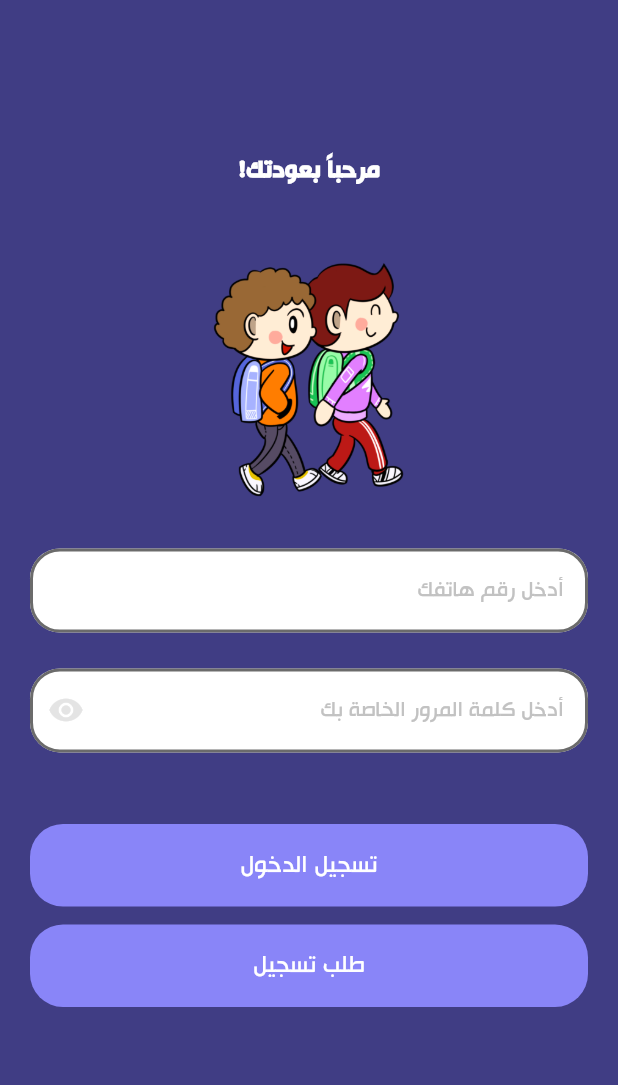
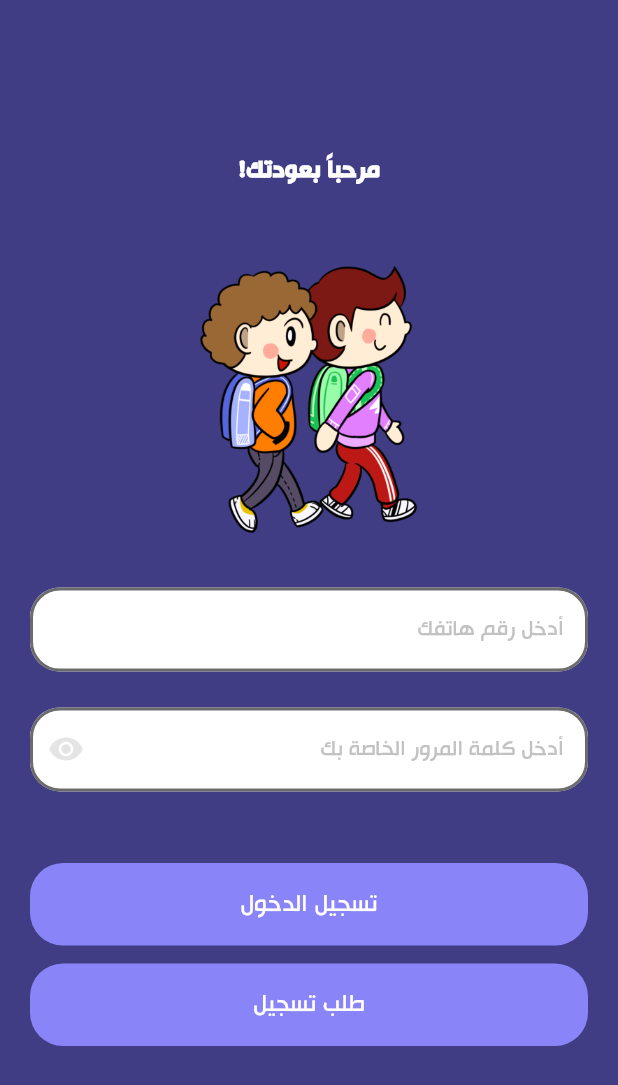
Before and after one commit to AliAlsaeed17/school_app, a Flutter app: the screen it shows after launch, on a phone screen of 412 x 824 dp. Shown: the top 1085 px of the screen. Run offline on Flutter 3.47's test engine with Material 2 defaults, Android fonts, the phone set to English and light mode, and no system bars; our stand-ins replace cached_network_image, dio, equatable, flutter_bloc, flutter_screenutil, font_awesome_flutter and 2 more.

Commit message:
Make screens more responsive

```diff
--- a/lib/view/auth/login/screens/login_screen.dart
+++ b/lib/view/auth/login/screens/login_screen.dart
@@ -36,7 +36,7 @@ class _LoginScreenState extends State<LoginScreen> {
       backgroundColor: Theme.of(context).colorScheme.background,
       body: SingleChildScrollView(
         child: Padding(
-          padding: const EdgeInsets.symmetric(horizontal: 20, vertical: 100),
+          padding: AppSizes.paddingH20V100,
           child: Column(
             children: [
               Text(
@@ -45,7 +45,7 @@ class _LoginScreenState extends State<LoginScreen> {
               ),
               const VerticalSizedBox(30),
               Container(
-                height: 180,
+                height: ResponsiveHelper.screenHeight(context) * .25,
                 decoration: const BoxDecoration(
                   image: DecorationImage(
                     image: AssetImage(AppImages.schoolSchildren),
--- a/lib/view/auth/register/screens/register_screen.dart
+++ b/lib/view/auth/register/screens/register_screen.dart
@@ -14,7 +14,7 @@ class _RegisterScreenState extends State<RegisterScreen> {
     return Scaffold(
       appBar: mainAppBar(title: 'تسجيل طالب في المدرسة', showDrawer: false),
       body: Padding(
-        padding: const EdgeInsets.all(15.0),
+        padding: AppSizes.padding15,
         child: SingleChildScrollView(
           child: Column(
             children: [
@@ -85,7 +85,7 @@ class _RegisterScreenState extends State<RegisterScreen> {
               ),
               const VerticalSizedBox(10),
               Padding(
-                padding: const EdgeInsets.all(8.0),
+                padding: AppSizes.padding10,
                 child: Row(
                   children: [
                     Expanded(
```
